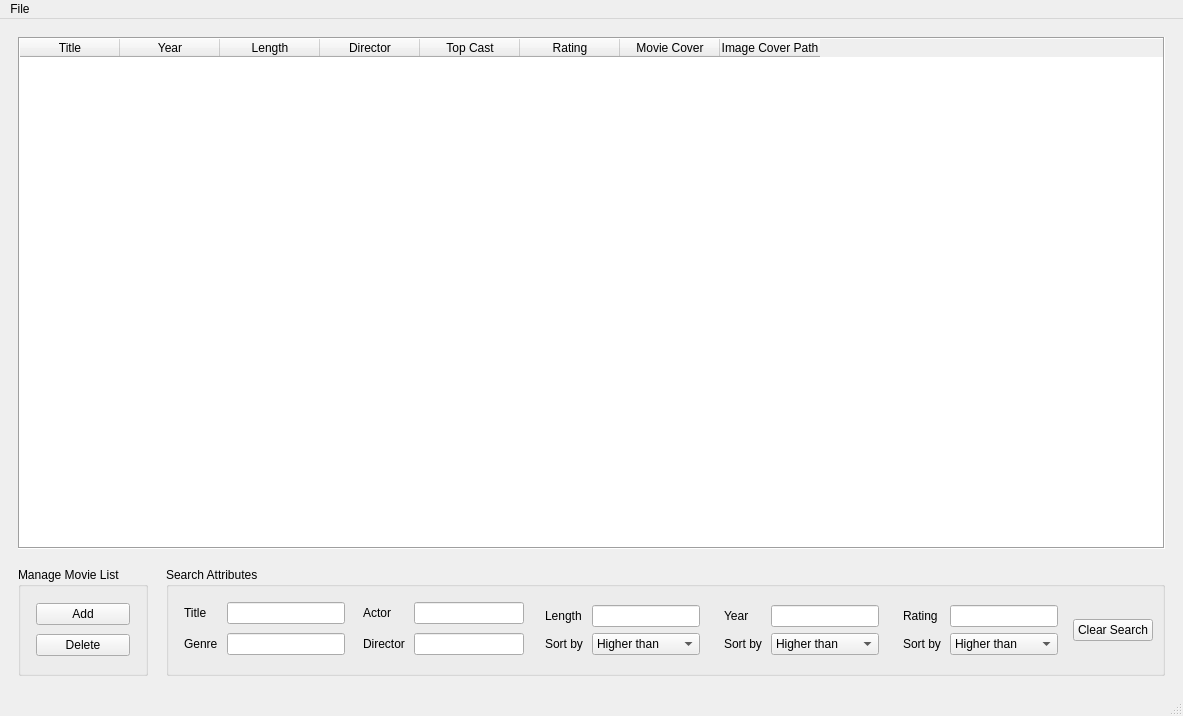
First picture: the form in mainwindow.ui, repository filip-ba/movie-archive, before the edit.
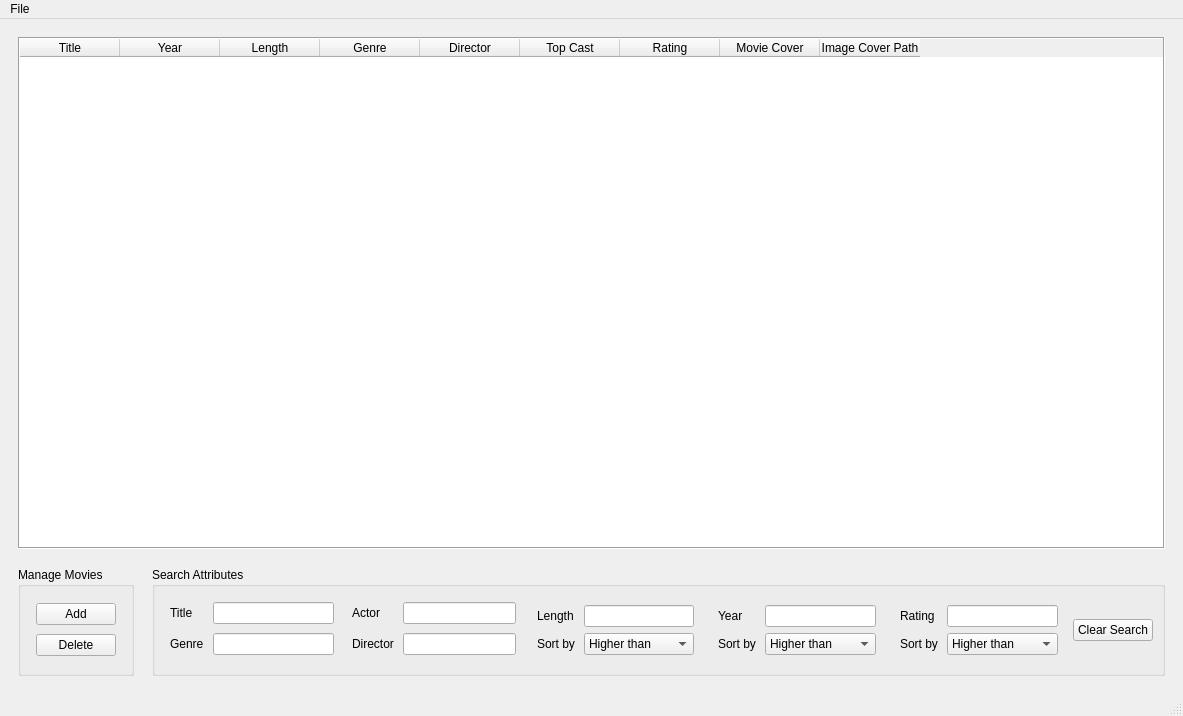
Second picture: the form after the edit.

Commit message: Added genre and icon

The edit to the form file:
```diff
--- a/mainwindow.ui
+++ b/mainwindow.ui
@@ -100,6 +100,11 @@
         </font>
        </property>
       </column>
+      <column>
+       <property name="text">
+        <string>Genre</string>
+       </property>
+      </column>
       <column>
        <property name="text">
         <string>Director</string>
@@ -172,7 +177,7 @@
          </size>
         </property>
         <property name="title">
-         <string>Manage Movie List</string>
+         <string>Manage Movies</string>
         </property>
         <layout class="QVBoxLayout" name="verticalLayout_2">
          <property name="spacing">
```
Left out of the diff: 5 changed lines with no effect on the pictures. The commit also changes 10 other files.
